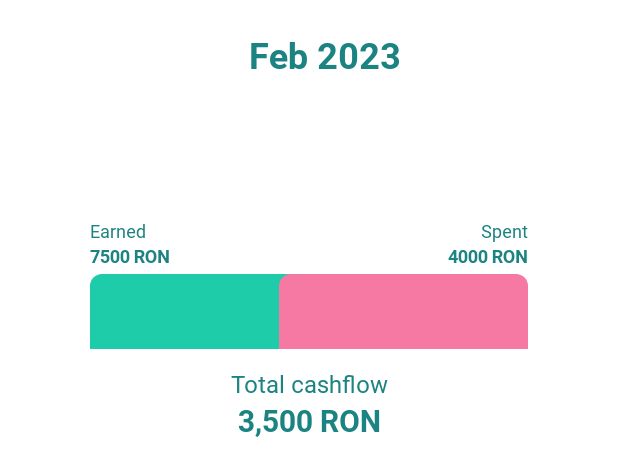
After one commit to alexandru-rotariu-5/Finkeepy, an Android app: the layout bottom_sheet_record.xml on its own in the app's theme, with its tools: preview values and no code run, on a phone screen of 412 x 824 dp. The commit adds this screen. Shown: the top 476 px of the screen. Run offline under Robolectric (Android 15) with nearby library versions, the phone set to English and light mode, and no system bars.

Commit message:
Implemented record bottom sheet

```diff
--- a/app/src/main/java/com/alexrotariu/finkeepy/ui/dashboard/DashboardFragment.kt
+++ b/app/src/main/java/com/alexrotariu/finkeepy/ui/dashboard/DashboardFragment.kt
@@ -45,13 +45,12 @@ class DashboardFragment : Fragment() {
         savedInstanceState: Bundle?
     ): View {
         _binding = FragmentDashboardBinding.inflate(inflater, container, false)
-        initRecordsAdapter()
         return binding.root
     }
 
     override fun onViewCreated(view: View, savedInstanceState: Bundle?) {
         super.onViewCreated(view, savedInstanceState)
-
+        initRecordsAdapter()
         setupGraph()
         initObservers()
         initClickListeners()
@@ -134,7 +133,7 @@ class DashboardFragment : Fragment() {
 
 
     private fun initRecordsAdapter() {
-        recordAdapter = RecordAdapter(RECORDS_LIMIT)
+        recordAdapter = RecordAdapter(RECORDS_LIMIT, childFragmentManager)
         binding.rvRecords.apply {
             layoutManager = LinearLayoutManager(requireContext())
             adapter = recordAdapter
--- a/app/src/main/java/com/alexrotariu/finkeepy/ui/records/RecordsFragment.kt
+++ b/app/src/main/java/com/alexrotariu/finkeepy/ui/records/RecordsFragment.kt
@@ -25,20 +25,19 @@ class RecordsFragment : Fragment() {
         savedInstanceState: Bundle?
     ): View {
         _binding = FragmentRecordsBinding.inflate(inflater, container, false)
-        initRecordsAdapter()
         return binding.root
     }
 
     override fun onViewCreated(view: View, savedInstanceState: Bundle?) {
         super.onViewCreated(view, savedInstanceState)
-
+        initRecordsAdapter()
         initObservers()
     }
 
     private fun getViewModel() = (activity as MainActivity).viewModel
 
     private fun initRecordsAdapter() {
-        recordAdapter = RecordAdapter()
+        recordAdapter = RecordAdapter(fragmentManager = childFragmentManager)
         binding.rvRecords.apply {
             layoutManager = LinearLayoutManager(requireContext())
             adapter = recordAdapter
--- a/app/src/main/java/com/alexrotariu/finkeepy/utils/DateExtensions.kt
+++ b/app/src/main/java/com/alexrotariu/finkeepy/utils/DateExtensions.kt
@@ -13,3 +13,7 @@ fun Timestamp.toLocalDateTime(): LocalDateTime {
 fun LocalDateTime.getShortMonth(): String {
     return DateTimeFormatter.ofPattern("MMM", Locale.getDefault()).format(this)
 }
+
+fun LocalDateTime.getShortMonthAndYear(): String {
+    return DateTimeFormatter.ofPattern("MMM yyyy", Locale.getDefault()).format(this)
+}
--- /dev/null
+++ b/app/src/main/res/drawable/bg_bottom_sheet_record.xml
@@ -0,0 +1,7 @@
+<?xml version="1.0" encoding="utf-8"?>
+<shape android:shape="rectangle"
+    xmlns:android="http://schemas.android.com/apk/res/android">
+    <solid android:color="@color/white" />
+    <corners android:topLeftRadius="20dp"
+        android:topRightRadius="20dp"/>
+</shape>
--- /dev/null
+++ b/app/src/main/res/drawable/bg_record_cashflow_graph_expense.xml
@@ -0,0 +1,7 @@
+<?xml version="1.0" encoding="utf-8"?>
+<shape android:shape="rectangle"
+    xmlns:android="http://schemas.android.com/apk/res/android">
+    <solid android:color="@color/red" />
+    <corners android:topLeftRadius="8dp"
+        android:topRightRadius="8dp"/>
+</shape>
--- /dev/null
+++ b/app/src/main/res/drawable/bg_record_cashflow_graph_income.xml
@@ -0,0 +1,7 @@
+<?xml version="1.0" encoding="utf-8"?>
+<shape android:shape="rectangle"
+    xmlns:android="http://schemas.android.com/apk/res/android">
+    <solid android:color="@color/turquoise_light" />
+    <corners android:topLeftRadius="8dp"
+        android:topRightRadius="8dp"/>
+</shape>
--- a/app/src/main/res/layout/activity_main.xml
+++ b/app/src/main/res/layout/activity_main.xml
@@ -30,7 +30,7 @@
             android:layout_width="match_parent"
             app:layout_constraintTop_toTopOf="parent"
             android:padding="170dp"
-            android:background="@color/turquoise_light"
+            android:background="@color/turquoise_transparent"
             app:layout_constraintBottom_toBottomOf="parent"
             app:layout_constraintStart_toStartOf="parent"
             app:layout_constraintEnd_toEndOf="parent"
--- /dev/null
+++ b/app/src/main/res/layout/bottom_sheet_record.xml
@@ -0,0 +1,133 @@
+<?xml version="1.0" encoding="utf-8"?>
+<androidx.constraintlayout.widget.ConstraintLayout xmlns:android="http://schemas.android.com/apk/res/android"
+    xmlns:app="http://schemas.android.com/apk/res-auto"
+    xmlns:tools="http://schemas.android.com/tools"
+    android:id="@+id/recordBottomSheetContainer"
+    android:layout_width="match_parent"
+    android:layout_height="match_parent"
+    android:background="@drawable/bg_bottom_sheet_record"
+    android:padding="20dp">
+
+    <!-- Month -->
+    <TextView
+        android:id="@+id/tvDate"
+        android:layout_width="wrap_content"
+        android:layout_height="wrap_content"
+        android:layout_marginStart="20dp"
+        android:layout_marginBottom="4dp"
+        android:fontFamily="@font/bold"
+        android:textAlignment="textEnd"
+        android:textColor="@color/turquoise"
+        android:textSize="24sp"
+        app:layout_constraintEnd_toEndOf="parent"
+        app:layout_constraintStart_toStartOf="parent"
+        app:layout_constraintTop_toTopOf="parent"
+        tools:text="Feb 2023" />
+
+
+    <androidx.constraintlayout.widget.ConstraintLayout
+        android:id="@+id/clCashflowGraph"
+        android:layout_width="match_parent"
+        android:layout_height="160dp"
+        android:layout_marginHorizontal="40dp"
+        android:layout_marginTop="20dp"
+        app:layout_constraintEnd_toEndOf="parent"
+        app:layout_constraintStart_toStartOf="parent"
+        app:layout_constraintTop_toBottomOf="@id/tvDate">
+
+        <TextView
+            android:id="@+id/tvIncomeLabel"
+            android:layout_width="wrap_content"
+            android:layout_height="wrap_content"
+            android:fontFamily="@font/regular"
+            android:text="@string/earned"
+            android:textColor="@color/turquoise"
+            android:textSize="12sp"
+            app:layout_constraintBottom_toTopOf="@id/tvIncomeValue"
+            app:layout_constraintStart_toStartOf="parent" />
+
+        <TextView
+            android:id="@+id/tvIncomeValue"
+            android:layout_width="wrap_content"
+            android:layout_height="wrap_content"
+            android:layout_marginBottom="4dp"
+            android:fontFamily="@font/bold"
+            android:textColor="@color/turquoise"
+            android:textSize="12sp"
+            app:layout_constraintBottom_toTopOf="@id/vIncome"
+            app:layout_constraintStart_toStartOf="parent"
+            tools:text="7500 RON" />
+
+        <View
+            android:id="@+id/vIncome"
+            android:layout_width="0dp"
+            android:layout_height="50dp"
+            android:background="@drawable/bg_record_cashflow_graph_income"
+            app:layout_constraintBottom_toBottomOf="parent"
+            app:layout_constraintEnd_toStartOf="@id/vExpense"
+            app:layout_constraintHorizontal_chainStyle="spread_inside"
+            app:layout_constraintStart_toStartOf="parent" />
+
+        <TextView
+            android:id="@+id/tvExpenseLabel"
+            android:layout_width="wrap_content"
+            android:layout_height="wrap_content"
+            android:fontFamily="@font/regular"
+            android:text="@string/spent"
+            android:textColor="@color/turquoise"
+            android:textSize="12sp"
+            app:layout_constraintBottom_toTopOf="@id/tvExpenseValue"
+            app:layout_constraintEnd_toEndOf="parent" />
+
+        <TextView
+            android:id="@+id/tvExpenseValue"
+            android:layout_width="wrap_content"
+            android:layout_height="wrap_content"
+            android:layout_marginBottom="4dp"
+            android:fontFamily="@font/bold"
+            android:textColor="@color/turquoise"
+            android:textSize="12sp"
+            app:layout_constraintBottom_toTopOf="@id/vExpense"
+            app:layout_constraintEnd_toEndOf="parent"
+            tools:text="4000 RON" />
+
+        <View
+            android:id="@+id/vExpense"
+            android:layout_width="0dp"
+            android:layout_height="50dp"
+            android:layout_marginStart="-40dp"
+            android:background="@drawable/bg_record_cashflow_graph_expense"
+            app:layout_constraintBottom_toBottomOf="parent"
+            app:layout_constraintEnd_toEndOf="parent"
+            app:layout_constraintHorizontal_chainStyle="spread_inside"
+            app:layout_constraintStart_toEndOf="@id/vIncome" />
+
+    </androidx.constraintlayout.widget.ConstraintLayout>
+
+    <TextView
+        android:id="@+id/tvTotalCashflowLabel"
+        android:layout_width="wrap_content"
+        android:layout_height="wrap_content"
+        android:layout_marginTop="12dp"
+        android:fontFamily="@font/regular"
+        android:text="@string/total_cashflow"
+        android:textColor="@color/turquoise"
+        android:textSize="16sp"
+        app:layout_constraintEnd_toEndOf="parent"
+        app:layout_constraintStart_toStartOf="parent"
+        app:layout_constraintTop_toBottomOf="@id/clCashflowGraph" />
+
+    <TextView
+        android:id="@+id/tvTotalCashflowValue"
+        android:layout_width="wrap_content"
+        android:layout_height="wrap_content"
+        android:fontFamily="@font/bold"
+        android:textColor="@color/turquoise"
+        android:textSize="20sp"
+        app:layout_constraintEnd_toEndOf="parent"
+        app:layout_constraintStart_toStartOf="parent"
+        app:layout_constraintTop_toBottomOf="@id/tvTotalCashflowLabel"
+        tools:text="3,500 RON" />
+
+
+</androidx.constraintlayout.widget.ConstraintLayout>
--- a/app/src/main/res/values-night/themes.xml
+++ b/app/src/main/res/values-night/themes.xml
@@ -6,8 +6,8 @@
         <item name="colorPrimaryVariant">@color/turquoise</item>
         <item name="colorOnPrimary">@color/black</item>
         <!-- Secondary brand color. -->
-        <item name="colorSecondary">@color/turquoise_light</item>
-        <item name="colorSecondaryVariant">@color/turquoise_light</item>
+        <item name="colorSecondary">@color/turquoise_transparent</item>
+        <item name="colorSecondaryVariant">@color/turquoise_transparent</item>
         <item name="colorOnSecondary">@color/black</item>
         <!-- Status bar color. -->
         <item name="android:statusBarColor">?attr/colorPrimaryVariant</item>
--- a/app/src/main/res/values/colors.xml
+++ b/app/src/main/res/values/colors.xml
@@ -1,7 +1,9 @@
 <?xml version="1.0" encoding="utf-8"?>
 <resources>
     <color name="turquoise">#FF1B8381</color>
-    <color name="turquoise_light">#801B8381</color>
+    <color name="turquoise_transparent">#801B8381</color>
+    <color name="turquoise_light">#1ECCA9</color>
+    <color name="red">#F679A4</color>
     <color name="black">#FF000000</color>
     <color name="white">#FFFFFFFF</color>
     <color name="white_transparent">#80FFFFFF</color>
--- a/app/src/main/res/values/strings.xml
+++ b/app/src/main/res/values/strings.xml
@@ -4,6 +4,7 @@
     <!-- General -->
     <string name="currency_ron">RON</string>
     <string name="currency_euro">EUR</string>
+    <string name="amount_with_currency">%1$s %2$s</string>
     <string name="decimal">.%1$s</string>
     <string name="net_worth">Net worth</string>
     <string name="income">Income</string>
@@ -20,4 +21,9 @@
     <!-- Records -->
     <string name="my_data">My data</string>
 
+    <!-- Record details -->
+    <string name="earned">Earned</string>
+    <string name="spent">Spent</string>
+    <string name="total_cashflow">Total cashflow</string>
+
 </resources>
--- /dev/null
+++ b/app/src/main/res/values/styles.xml
@@ -0,0 +1,6 @@
+<?xml version="1.0" encoding="utf-8"?>
+<resources>
+    <style name="CustomBottomSheetDialog" parent="Widget.Design.BottomSheet.Modal">
+        <item name="android:background">@drawable/bg_bottom_sheet_record</item>
+    </style>
+</resources>
--- a/app/src/main/res/values/themes.xml
+++ b/app/src/main/res/values/themes.xml
@@ -6,8 +6,8 @@
         <item name="colorPrimaryVariant">@color/turquoise</item>
         <item name="colorOnPrimary">@color/white</item>
         <!-- Secondary brand color. -->
-        <item name="colorSecondary">@color/turquoise_light</item>
-        <item name="colorSecondaryVariant">@color/turquoise_light</item>
+        <item name="colorSecondary">@color/turquoise_transparent</item>
+        <item name="colorSecondaryVariant">@color/turquoise_transparent</item>
         <item name="colorOnSecondary">@color/white</item>
         <!-- Status bar color. -->
         <item name="android:statusBarColor">?attr/colorPrimaryVariant</item>
```
Also changed, not shown: app/src/main/java/com/alexrotariu/finkeepy/ui/RecordsAdapter.kt (+15 -5 lines), app/src/main/java/com/alexrotariu/finkeepy/ui/records/RecordBottomSheet.kt (added, +107 -0 lines), app/src/main/java/com/alexrotariu/finkeepy/utils/LayoutUtils.kt (added, +12 -0 lines), app/src/main/java/com/alexrotariu/finkeepy/utils/NumberExtensions.kt (+9 -0 lines), app/src/main/res/layout/bottom_sheet_record_details.xml (deleted, +0 -22 lines).
